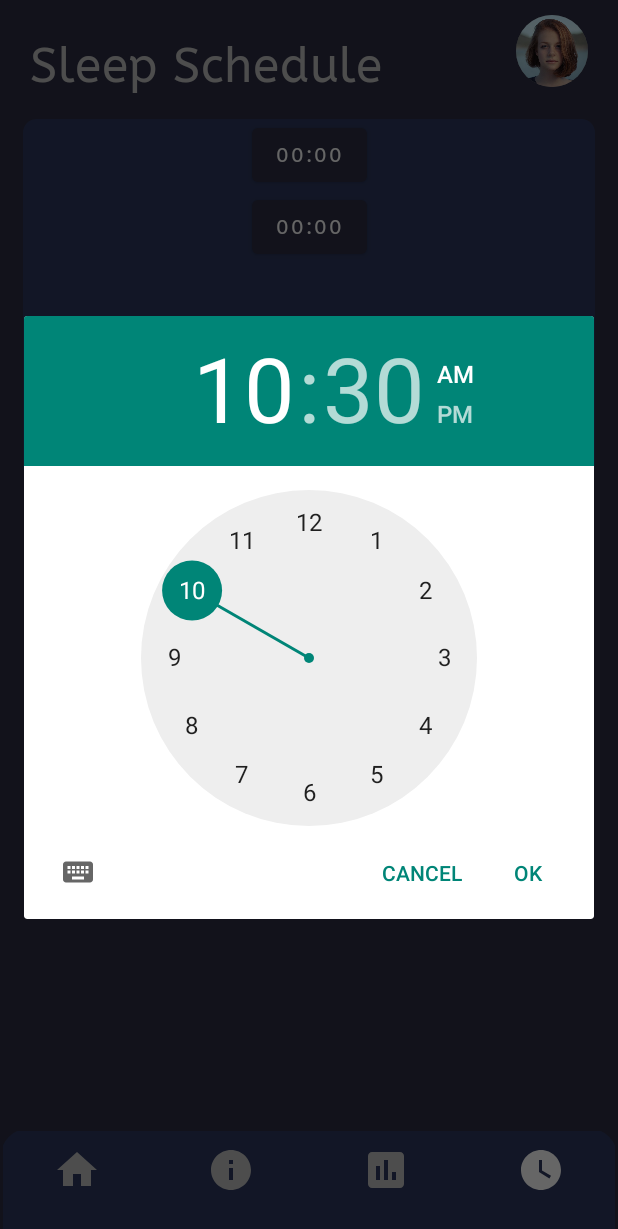
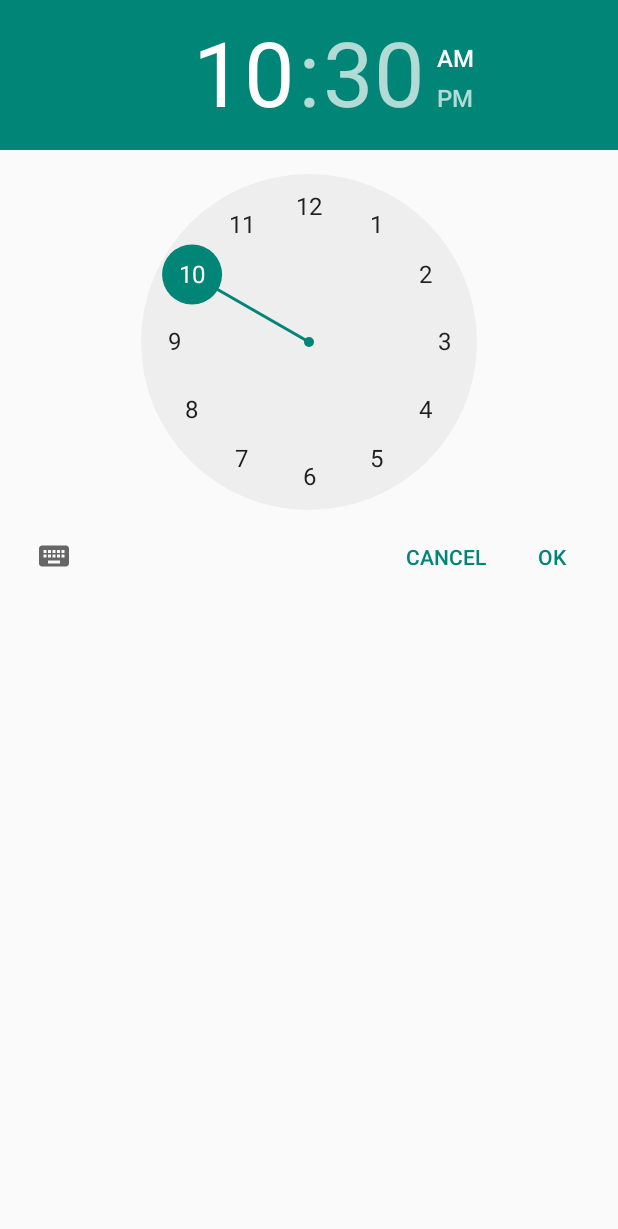
Before and after one commit to Josian2004/SleepDeprived, an Android app built with Jetpack Compose: the ScheduleScreen screen opened through its navigation route, after a tap on "00:00", on a phone screen of 412 x 824 dp. Shown: the top 1229 px of the screen. Run offline under Robolectric (Android 15) with nearby library versions, the phone set to English and light mode, and no system bars; our stand-ins replace Dagger/Hilt's generated code, Room's generated code; 1 statement that could not run was skipped.

Commit message:
merge gedaan

```diff
--- a/app/src/main/java/fhict/sm/sleepdeprived/ui/schedulescreen/ScheduleScreen.kt
+++ b/app/src/main/java/fhict/sm/sleepdeprived/ui/schedulescreen/ScheduleScreen.kt
@@ -43,7 +43,6 @@ fun ScheduleScreen() {
     }
 }
 
-
 @Composable
 fun Card() {
     Column(
@@ -79,6 +78,7 @@ fun StartSleep() {
     // Creating a TimePicker dialod
     val mTimePickerDialog = TimePickerDialog(
         mContext,
+        R.style.Theme_SleepDeprived,
         { _, mHour: Int, mMinute: Int ->
             if (mMinute < 10) {
                 mTime.value = "$mHour:0$mMinute"
@@ -108,7 +108,6 @@ fun StartSleep() {
 
 @Composable
 fun EndSleep() {
-
     // Fetching local context
     val mContext = LocalContext.current
 
@@ -123,8 +122,13 @@ fun EndSleep() {
     // Creating a TimePicker dialod
     val mTimePickerDialog = TimePickerDialog(
         mContext,
+        R.style.Theme_SleepDeprived,
         { _, mHour: Int, mMinute: Int ->
-            mTime.value = "$mHour:$mMinute"
+            if (mMinute < 10) {
+                mTime.value = "$mHour:0$mMinute"
+            } else {
+                mTime.value = "$mHour:$mMinute"
+            }
         }, mHour, mMinute, false
     )
 
@@ -132,7 +136,7 @@ fun EndSleep() {
         verticalArrangement = Arrangement.Center,
         horizontalAlignment = Alignment.CenterHorizontally
     ) {
-        if (mTime.value != null) {
+        if (mTime.value == "") {
             mTime.value = "00:00"
         }
         // On button click, TimePicker is
--- a/app/src/main/res/values/themes.xml
+++ b/app/src/main/res/values/themes.xml
@@ -4,4 +4,5 @@
     <style name="Theme.SleepDeprived" parent="android:Theme.Material.Light.NoActionBar">
         <item name="android:statusBarColor">@color/dark_blue</item>
     </style>
+
 </resources>
```
